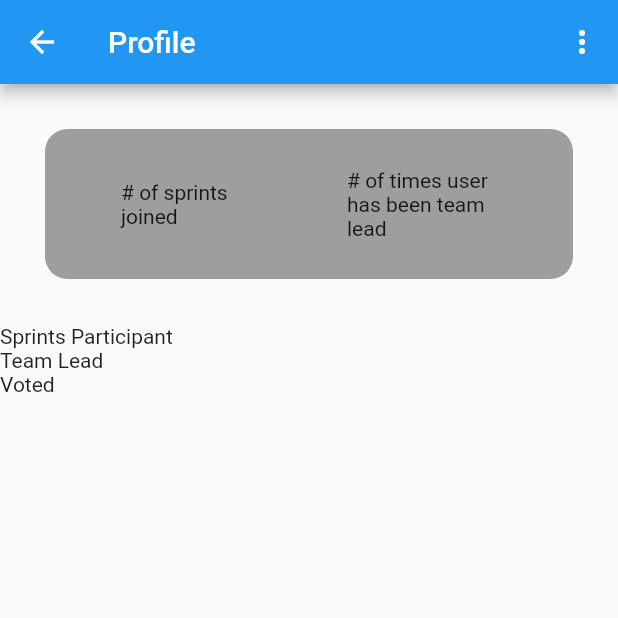
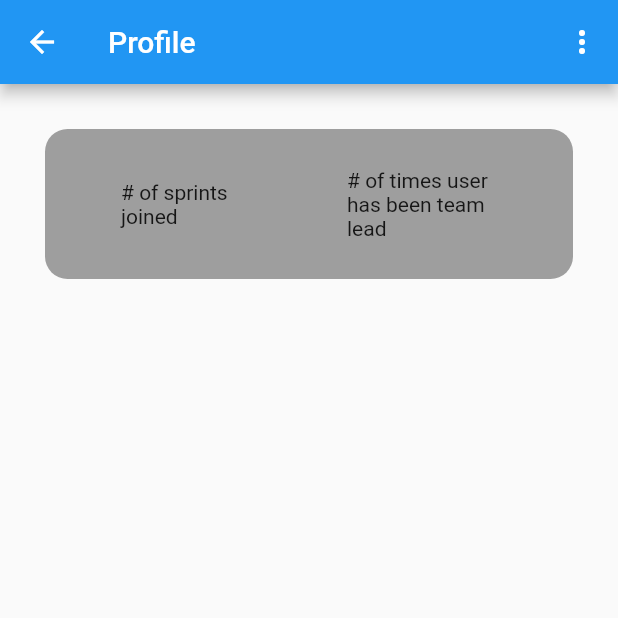
Before and after one commit to DanielQuick/Flutter-Sprints-Idea-Tracker, a Flutter app: the ProfilePage screen opened directly, on a phone screen of 412 x 824 dp, the top half of it. Run offline on Flutter 3.47's test engine with Material 2 defaults, Android fonts, the phone set to English and light mode, and no system bars; our stand-ins replace cloud_firestore, firebase_auth, firebase_core, firebase_crashlytics, get_it; accounts and stored records are empty.

Commit message:
Remove unused content

```diff
--- a/lib/view/page/profile_page.dart
+++ b/lib/view/page/profile_page.dart
@@ -84,9 +84,6 @@ class _ProfilePageState extends State<ProfilePage> {
                   color: Colors.grey,
                 ),
               ),
-              Container(child: Text('Sprints Participant')),
-              Container(child: Text('Team Lead')),
-              Container(child: Text('Voted')),
             ],
           ),
         );
```
